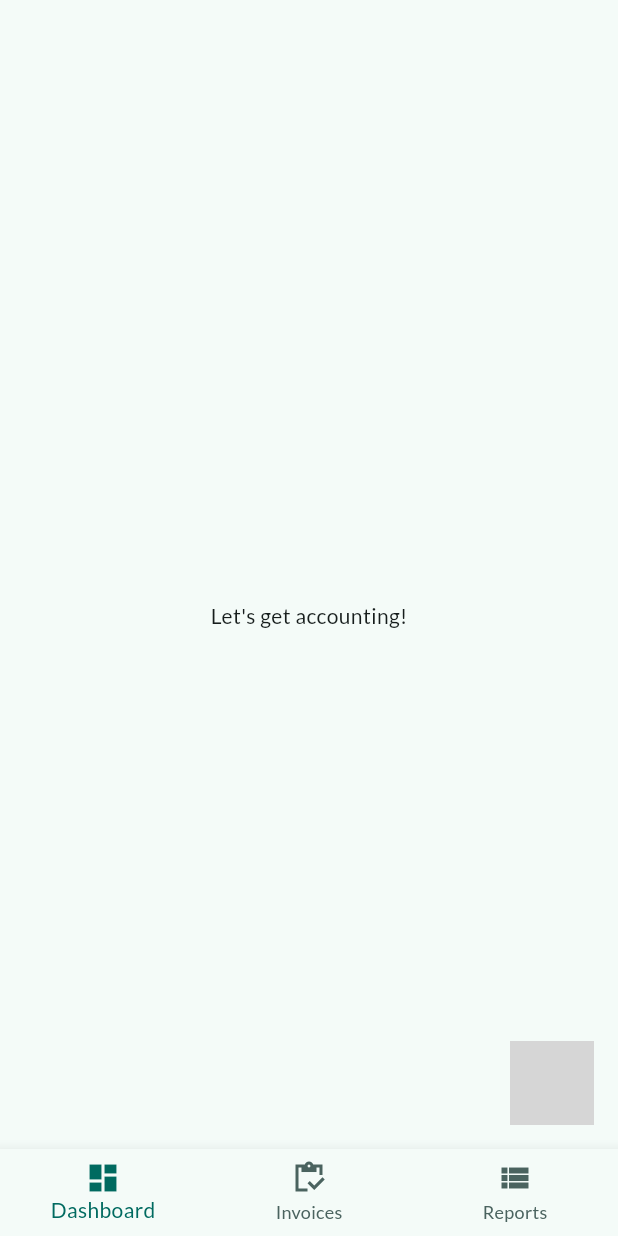
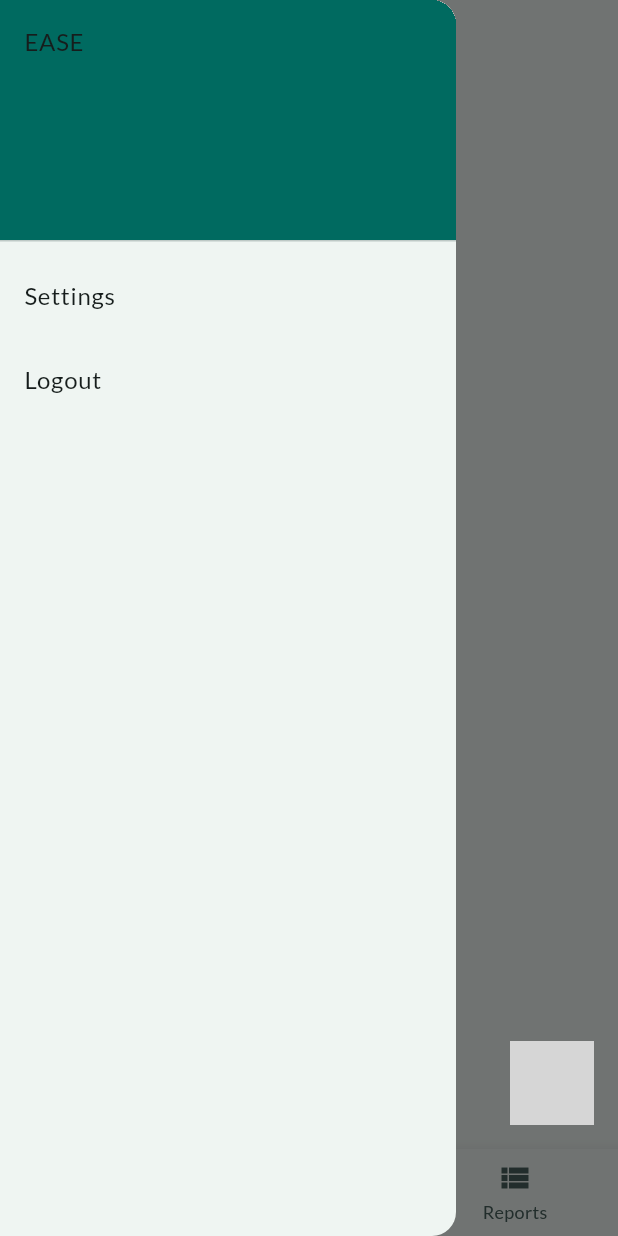
Before and after one commit to atketan/ease-mvp, a Flutter app: the EASEHomePage screen opened directly, with the side drawer open (before the commit the screen has no drawer), on a phone screen of 412 x 824 dp. Run offline on Flutter 3.47's test engine with Material 3 defaults, Android fonts, the phone set to English and light mode, and no system bars; our stand-ins replace firebase_auth, firebase_core, flutter_bloc; missing offline and left inert: floating_action_bubble, numeric_keyboard; accounts and stored records are empty; grey boxes are pictures that could not be loaded.

Commit message:
Update home page with drawer for settings and logout functionality

```diff
--- a/lib/features/home/presentation/home_page.dart
+++ b/lib/features/home/presentation/home_page.dart
@@ -1,6 +1,8 @@
+import 'package:ease_mvp/features/account/presentation/login_page.dart';
 import 'package:ease_mvp/features/invoices/data_models/invoice_operation.dart';
 import 'package:ease_mvp/features/invoices/data_models/invoice_type_enum.dart';
 import 'package:ease_mvp/features/invoices/presentation/manage_invoice.dart';
+import 'package:firebase_auth/firebase_auth.dart';
 import 'package:floating_action_bubble/floating_action_bubble.dart';
 import 'package:flutter/material.dart';
 
@@ -46,6 +48,36 @@ class _EASEHomePageState extends State<EASEHomePage>
       body: const Center(
         child: Text(
           "Let's get accounting!",
+        ),
+      ),
+      drawer: Drawer(
+        child: ListView(
+          padding: EdgeInsets.zero,
+          children: <Widget>[
+            DrawerHeader(
+              child: const Text("EASE"),
+              decoration: BoxDecoration(
+                color: Theme.of(context).colorScheme.primary,
+              ),
+            ),
+            ListTile(
+              title: const Text("Settings"),
+              onTap: () {
+                Navigator.pop(context);
+              },
+            ),
+            ListTile(
+              title: const Text("Logout"),
+              onTap: () {
+                FirebaseAuth.instance.signOut();
+                Navigator.pushAndRemoveUntil(
+                  context,
+                  MaterialPageRoute(builder: (context) => LoginPage()),
+                  (route) => false,
+                );
+              },
+            ),
+          ],
         ),
       ),
       floatingActionButton: FloatingActionBubble(
```
Also changed, not shown: lib/features/account/presentation/bloc/login_cubit.dart (+9 -0 lines), lib/features/account/presentation/otp_page.dart (+11 -27 lines).
